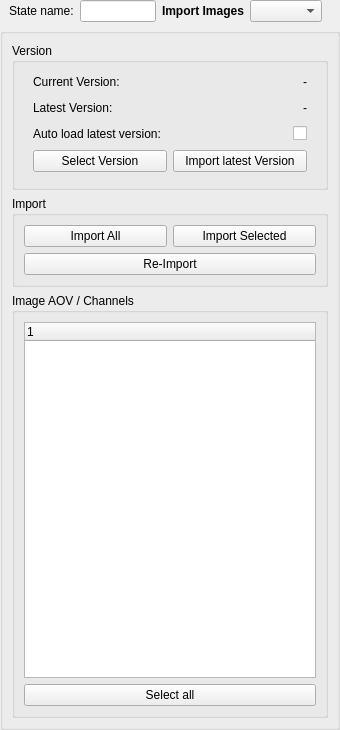
This is Fusion/Scripts/StateManagerNodes/StateUserInterfaces/fus_Image_Import.ui in Animatect/Prism2_PluginFusion as Qt 5 draws it before an edit. The edited form follows.
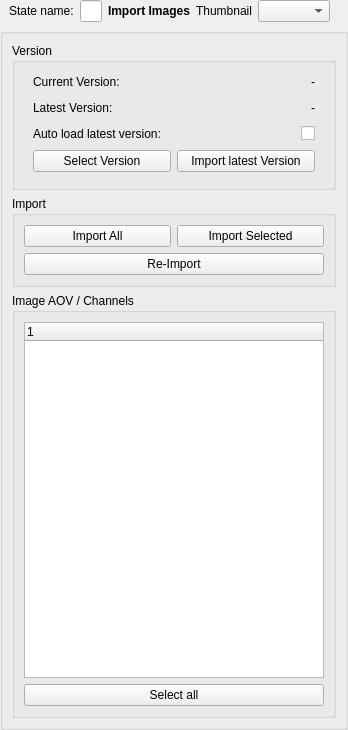
This is the edited form.

Commit message:
Added initial Thumbnail display on State
WIP:  initial thumbnail display on the State UI.

- Uses native Prism fallback image.
- Scaling only works on refresh
- Right now always uses first AOV/Channel
- State UI not aligned

What changed in the file:
```diff
--- a/Fusion/Scripts/StateManagerNodes/StateUserInterfaces/fus_Image_Import.ui
+++ b/Fusion/Scripts/StateManagerNodes/StateUserInterfaces/fus_Image_Import.ui
@@ -76,6 +76,13 @@
         </property>
        </widget>
       </item>
+      <item>
+       <widget class="QLabel" name="l_thumb">
+        <property name="text">
+         <string>Thumbnail</string>
+        </property>
+       </widget>
+      </item>
       <item>
        <widget class="QComboBox" name="cb_taskColor"/>
       </item>
```
The commit also changes 2 other files.
